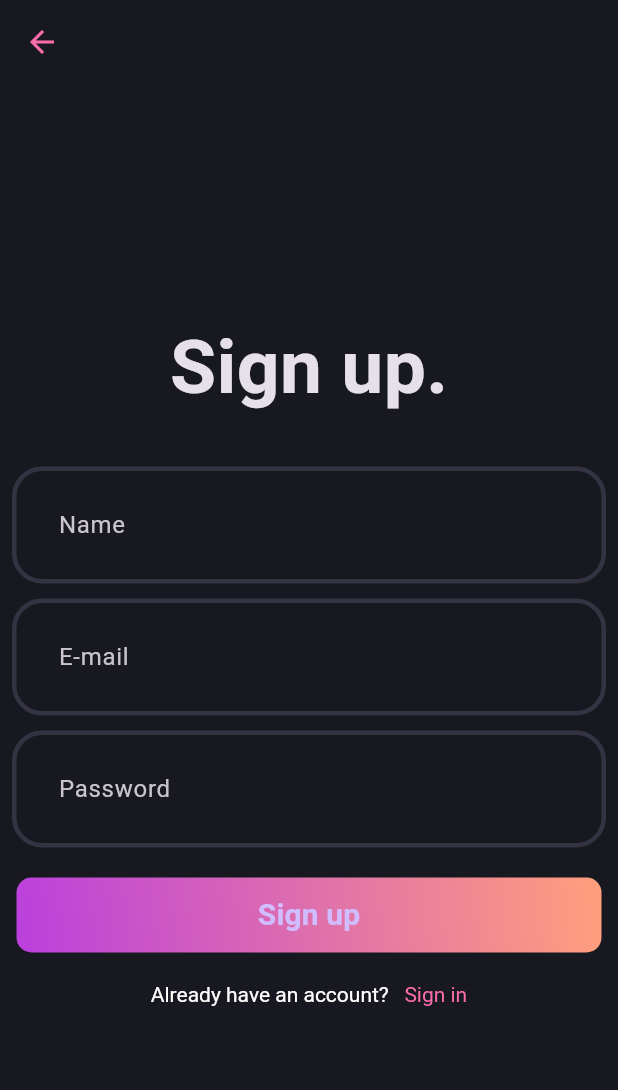
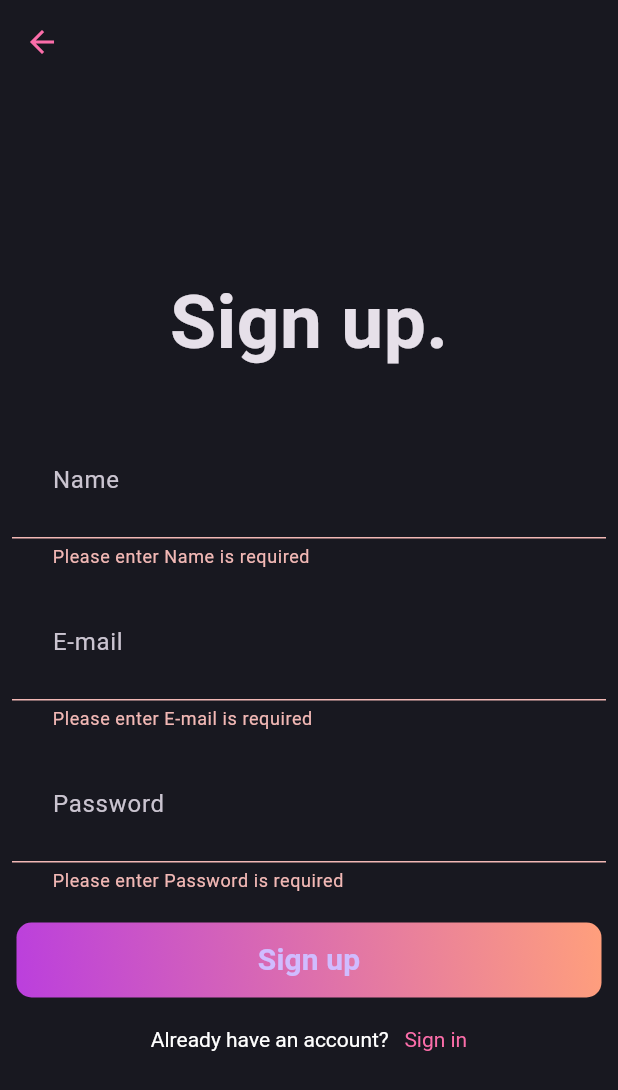
Before and after one commit to MahmoudMadihBedier/blogflutter, a Flutter app: the SingupPage screen opened directly, after a tap on "Sign up", on a phone screen of 412 x 824 dp. Shown: the top 1090 px of the screen. Run offline on Flutter 3.47's test engine with Material 3 defaults, Android fonts, the phone set to English and light mode, and no system bars; our stand-ins replace flutter_bloc, fpdart, get_it, supabase_flutter; accounts and stored records are empty.

Commit message:
Stage the Bloc to the UI

```diff
--- a/lib/features/auth/presention/bloc_auth/auth_bloc.dart
+++ b/lib/features/auth/presention/bloc_auth/auth_bloc.dart
@@ -1,4 +1,5 @@
 
+import 'package:blogflutter/features/auth/domain/usecases/user_singup.dart';
 import 'package:flutter/cupertino.dart';
 import 'package:flutter_bloc/flutter_bloc.dart';
 
@@ -6,9 +7,23 @@
 part 'auth_state.dart';
 
 class AuthBloc extends Bloc<AuthEvent, AuthState> {
-  AuthBloc() : super(AuthInitial()) {
-    on<AuthEvent>((event, emit) {
-      // TODO: implement event handler
+  final UserSignUp _userSignUp;
+  AuthBloc({
+    required UserSignUp userSignUp,
+}):_userSignUp = userSignUp,
+  super(AuthInitial()){
+    on<AuthSignUp>((event, emit) async {
+     final res=await _userSignUp(UserSingUpParams(
+        name: event.name,
+        email: event.email,
+        password: event.password
+      ));
+     res.fold(
+             (failure) => emit(AuthFailure(failure.message)),
+             (uid) => emit(AuthSuccess(uid)));
+
     });
   }
-}
+
+
+  }
--- a/lib/features/auth/presention/bloc_auth/auth_event.dart
+++ b/lib/features/auth/presention/bloc_auth/auth_event.dart
@@ -2,3 +2,9 @@
 
 @immutable
 sealed class AuthEvent {}
+final class AuthSignUp extends AuthEvent{
+  final String name;
+  final String email;
+  final String password;
+  AuthSignUp({required this.name,required this.email,required this.password});
+}
--- a/lib/features/auth/presention/bloc_auth/auth_state.dart
+++ b/lib/features/auth/presention/bloc_auth/auth_state.dart
@@ -1,9 +1,17 @@
 part of 'auth_bloc.dart';
 
 @immutable
-sealed class AuthState {}
+sealed class AuthState {
+  const AuthState();
+}
 
 final class AuthInitial extends AuthState {}
 final class AuthLoading extends AuthState {}
-final class AuthSuccess extends AuthState {}
-final class AuthFailure extends AuthState {}
+final class AuthSuccess extends AuthState {
+  final String uid;
+  const AuthSuccess(this.uid);
+}
+final class AuthFailure extends AuthState {
+  final String message;
+  const AuthFailure(this.message);
+}
--- a/lib/features/auth/presention/pages/login_page.dart
+++ b/lib/features/auth/presention/pages/login_page.dart
@@ -50,7 +50,11 @@
               SizedBox(height: 10,),
               Authfield(hintText: "Password",controller: passwordController,isObscureText: true,),
               SizedBox(height: 20,),
-              AuthGridentButton(ButtonText: "Sign In",),
+              AuthGridentButton(
+                  ButtonText: "Sign In",
+                  onPressed: (){
+
+                  }),
               SizedBox(height: 20,),
               GestureDetector(
                 onTap: (){
--- a/lib/features/auth/presention/pages/sinup_page.dart
+++ b/lib/features/auth/presention/pages/sinup_page.dart
@@ -1,10 +1,12 @@
 import 'package:blogflutter/core/theme/app_pallete.dart';
+import 'package:blogflutter/features/auth/presention/bloc_auth/auth_bloc.dart';
 import 'package:blogflutter/features/auth/presention/pages/login_page.dart';
 import 'package:blogflutter/features/auth/presention/widgets/auth_field.dart';
 import 'package:blogflutter/features/auth/presention/widgets/auth_gradinat_button.dart';
 import 'package:flutter/cupertino.dart';
 import 'package:flutter/material.dart';
 import 'package:flutter/widgets.dart';
+import 'package:flutter_bloc/flutter_bloc.dart';
 
 class SingupPage extends StatefulWidget {
   static route() => MaterialPageRoute(builder: (context) => const SingupPage());
@@ -54,7 +56,20 @@
               SizedBox(height: 10,),
               Authfield(hintText: "Password",controller: passwordController,isObscureText: true,),
               SizedBox(height: 20,),
-              AuthGridentButton( ButtonText: "Sign up",),
+              AuthGridentButton(
+                ButtonText: "Sign up",
+              onPressed: (){
+                  if(formKey.currentState!.validate()){
+                    context.read<AuthBloc>().add(
+                        AuthSignUp(
+                            email: emailController.text.trim(),
+                            password: passwordController.text.trim(),
+                            name: nameController.text.trim()
+                        ));
+                  }
+
+              },
+              ),
               SizedBox(height: 20,),
               GestureDetector(
                 onTap: (){
--- a/lib/features/auth/presention/widgets/auth_gradinat_button.dart
+++ b/lib/features/auth/presention/widgets/auth_gradinat_button.dart
@@ -5,7 +5,10 @@
 
 class AuthGridentButton extends StatelessWidget {
   final String ButtonText ;
-  const AuthGridentButton({super.key, required this.ButtonText});
+  final VoidCallback onPressed;
+  const AuthGridentButton({
+    super.key, required this.ButtonText,
+    required this.onPressed});
 
   @override
   Widget build(BuildContext context) {
@@ -19,7 +22,7 @@
       borderRadius: BorderRadius.circular(10)
     ),
       child: ElevatedButton(
-        onPressed: (){},
+        onPressed: onPressed,
         style: ElevatedButton.styleFrom(
           backgroundColor: AppPallete.transparentColor,
          fixedSize: const Size(390, 50),
--- a/pubspec.yaml
+++ b/pubspec.yaml
@@ -38,6 +38,7 @@
   fpdart: ^1.1.0
   supabase_flutter: ^2.5.7
   flutter_bloc: ^8.1.6
+  get_it: ^7.7.0
 
 dev_dependencies:
   flutter_test:
```
Also changed, not shown: lib/intit_dependancies.dart (added, +37 -0 lines), lib/main.dart (+17 -8 lines), pubspec.lock.
